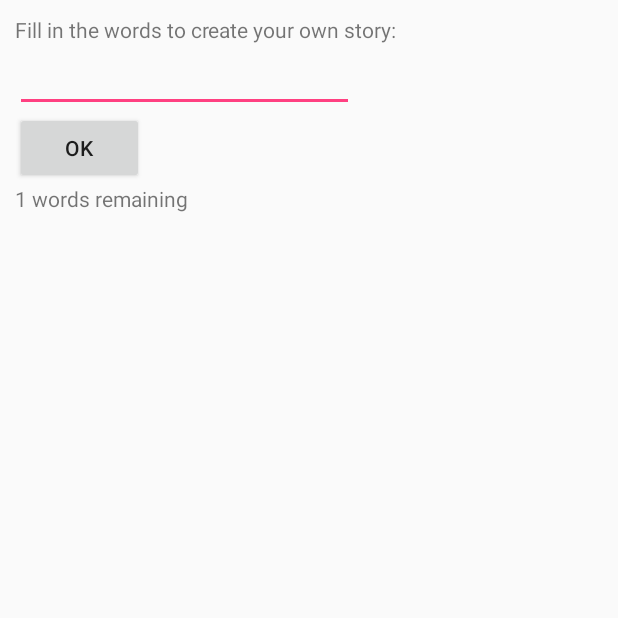
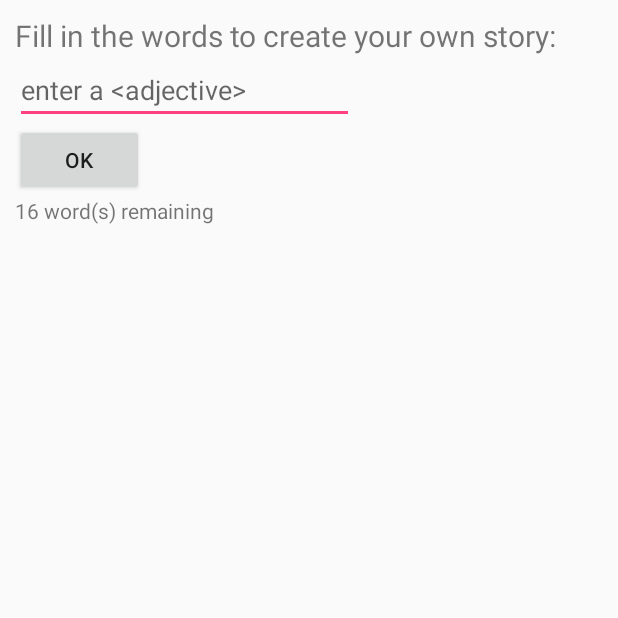
Before and after one commit to tcjverburg/Madlabs, an Android app: the WordInput screen opened directly, with no data from a screen before it, after a tap on "OK", on a phone screen of 412 x 824 dp, the top half of it. Run offline under Robolectric (Android 15) with nearby library versions, the phone set to English and light mode, and no system bars; 1 statement that could not run was skipped.

Commit message:
Done, everything works.

```diff
--- a/app/src/main/java/com/example/gebruiker/madlabs/FinalStory.java
+++ b/app/src/main/java/com/example/gebruiker/madlabs/FinalStory.java
@@ -11,9 +11,12 @@ import android.widget.TextView;
 public class FinalStory extends Activity {
     public void onCreate(Bundle savedInstanceState) {
         super.onCreate(savedInstanceState);
+
         setContentView(R.layout.final_story);
+
         Intent activityThatCalled = getIntent();
         String previousActivity = activityThatCalled.getExtras().getString("finalStory");
+
         TextView storyTextview = (TextView) findViewById(R.id.story_textview);
         storyTextview.setText(previousActivity);
 
--- a/app/src/main/java/com/example/gebruiker/madlabs/WordInput.java
+++ b/app/src/main/java/com/example/gebruiker/madlabs/WordInput.java
@@ -7,7 +7,6 @@ import android.os.Bundle;
 import android.view.View;
 import android.widget.EditText;
 import android.widget.TextView;
-
 import java.io.IOException;
 import java.io.InputStream;
 
@@ -26,8 +25,58 @@ public class WordInput extends Activity {
 
         Intent activityThatCalled = getIntent();
         String previousActivity = (String) activityThatCalled.getExtras().get("callingActivity");
+
         setContentView(R.layout.activity_word_input);
+
         runInitial();
+        EditText();
+    }
+
+    public Story runInitial(){
+        InputStream stream = input_stream();
+        return story = new Story(stream);
+    }
+
+    public void EditText(){
+        String placeholder = story.getNextPlaceholder();
+        EditText hint = (EditText)findViewById(R.id.user_input);
+        hint.setHint( "<" + placeholder + ">");
+
+    }
+
+    public void OnSendUserInput(View view) throws IOException {
+        String placeholder = story.getNextPlaceholder();
+        EditText hint = (EditText)findViewById(R.id.user_input);
+        hint.setHint("<" + placeholder + ">");
+        String newWord = getUserInput();
+        if("".equals(newWord))
+        {
+            hint.setHint("enter a <" + placeholder + ">");
+            }
+        else{
+            story.fillInPlaceholder(newWord);
+            hint.setText("");
+            String placeholderContinued = story.getNextPlaceholder();
+            hint.setHint("<" + placeholderContinued + ">");
+        }
+        int tel = story.getPlaceholderRemainingCount();
+        TextView firsttextview = (TextView) findViewById(R.id.remaining_words);
+        firsttextview.setText(tel + " word(s) remaining");
+
+        if (tel==0){
+            String story_end = story.toString();
+            Intent getNameScreen = new Intent(this, FinalStory.class);
+            getNameScreen.putExtra("finalStory", story_end);
+            startActivity(getNameScreen);
+            finish();
+        }
+
+    }
+
+    public InputStream input_stream()
+    {
+        InputStream stream = getResources().openRawResource(R.raw.madlib2_university);
+        return stream;
     }
 
     public String getUserInput()
@@ -36,34 +85,4 @@ public class WordInput extends Activity {
         return String.valueOf(inputText.getText());
     }
 
-    public Story runInitial(){
-        InputStream stream = main();
-        return story = new Story(stream);
-    }
-
-    public void OnSendUserInput(View view) throws IOException {
-
-        String placeholder = story.getNextPlaceholder();
-        String newWord = getUserInput();
-        story.fillInPlaceholder(newWord);
-        int tel = story.getPlaceholderRemainingCount();
-        TextView firsttextview = (TextView) findViewById(R.id.remaining_words);
-        firsttextview.setText(tel + " words remaining");
-        if (tel==0){
-            String story_end = story.toString();
-            Intent getNameScreen = new Intent(this, FinalStory.class);
-            getNameScreen.putExtra("finalStory", story_end);
-            startActivity(getNameScreen);
-        }
-
-
-
-    }
-
-    public InputStream main()
-    {
-            InputStream stream = getResources().openRawResource(R.raw.madlib0_simple);
-            return stream;
-    }
-
 }
--- a/app/src/main/res/layout/activity_word_input.xml
+++ b/app/src/main/res/layout/activity_word_input.xml
@@ -14,7 +14,7 @@
         android:layout_width="wrap_content"
         android:layout_height="wrap_content"
         android:text="@string/fill_in_the_words_to_create_your_own_story"
-        />
+        android:textSize="20sp" />
 
 
 </LinearLayout>
@@ -25,6 +25,8 @@
         android:layout_height="wrap_content"
         android:layout_gravity="left|center_horizontal"
         android:id="@+id/user_input"
+        android:hint=""
+
         />
 
     <Button
@@ -33,12 +35,15 @@
         android:layout_height="wrap_content"
         android:text="@string/ok"
         android:id="@+id/button2"
-        android:onClick="OnSendUserInput"/>
+        android:onClick="OnSendUserInput"
+
+        />
+
     <TextView
         android:layout_width="wrap_content"
         android:layout_height="wrap_content"
         android:id="@+id/remaining_words"
-        android:text="Oud"
+        android:text=""
 
         />
 
```
Also changed, not shown: app/src/main/res/layout/activity_main.xml (+5 -6 lines), app/src/main/res/layout/final_story.xml (+11 -1 lines).
